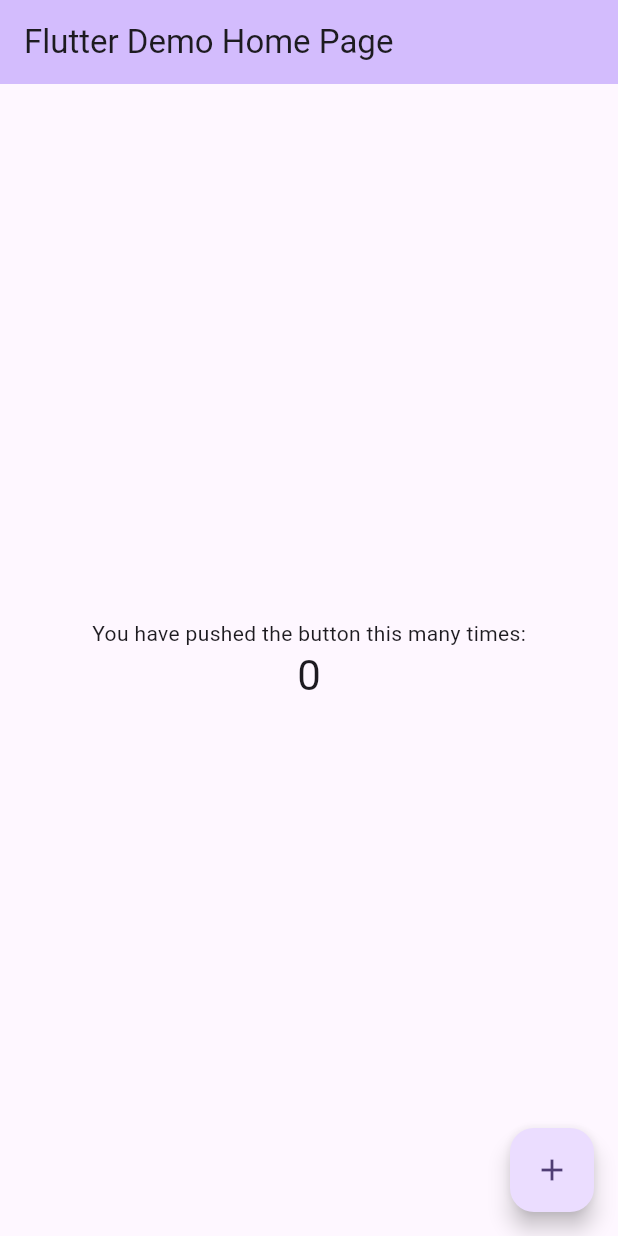
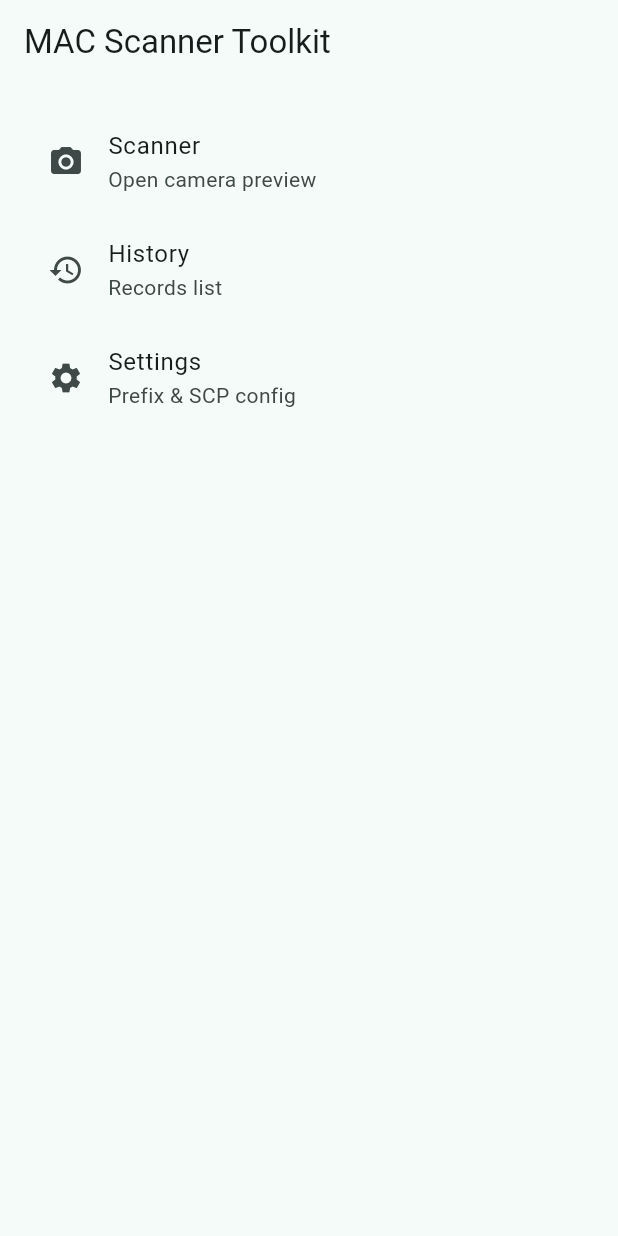
Before and after one commit to Li-Wei-Hsiao/Mobile-MacScanner, a Flutter app: the screen it shows after launch, on a phone screen of 412 x 824 dp. Run offline on Flutter 3.47's test engine with Material 3 defaults, Android fonts, the phone set to English and light mode, and no system bars; our stand-ins replace camera.

Commit message:
[framework, test]
1. Add permission for android and iOS.
2. Test camera function on android phone.

TODO: test for iOS platform.

```diff
--- a/MacScanner/lib/main.dart
+++ b/MacScanner/lib/main.dart
@@ -1,122 +1,192 @@
 import 'package:flutter/material.dart';
+import 'package:camera/camera.dart';
 
-void main() {
-  runApp(const MyApp());
+Future<void> main() async {
+  WidgetsFlutterBinding.ensureInitialized();
+  final cameras = await availableCameras();
+  runApp(MyApp(cameras: cameras));
 }
 
 class MyApp extends StatelessWidget {
-  const MyApp({super.key});
+  final List<CameraDescription> cameras;
+  const MyApp({super.key, required this.cameras});
 
-  // This widget is the root of your application.
   @override
   Widget build(BuildContext context) {
     return MaterialApp(
-      title: 'Flutter Demo',
-      theme: ThemeData(
-        // This is the theme of your application.
-        //
-        // TRY THIS: Try running your application with "flutter run". You'll see
-        // the application has a purple toolbar. Then, without quitting the app,
-        // try changing the seedColor in the colorScheme below to Colors.green
-        // and then invoke "hot reload" (save your changes or press the "hot
-        // reload" button in a Flutter-supported IDE, or press "r" if you used
-        // the command line to start the app).
-        //
-        // Notice that the counter didn't reset back to zero; the application
-        // state is not lost during the reload. To reset the state, use hot
-        // restart instead.
-        //
-        // This works for code too, not just values: Most code changes can be
-        // tested with just a hot reload.
-        colorScheme: ColorScheme.fromSeed(seedColor: Colors.deepPurple),
-      ),
-      home: const MyHomePage(title: 'Flutter Demo Home Page'),
+      title: 'MAC Scanner',
+      theme: ThemeData(useMaterial3: true, colorSchemeSeed: Colors.teal),
+      routes: {
+        '/': (_) => HomePage(cameras: cameras),
+        '/scanner': (_) => ScannerPage(cameras: cameras),
+        '/history': (_) => const HistoryPage(),
+        '/settings': (_) => const SettingsPage(),
+      },
+      initialRoute: '/',
     );
   }
 }
 
-class MyHomePage extends StatefulWidget {
-  const MyHomePage({super.key, required this.title});
-
-  // This widget is the home page of your application. It is stateful, meaning
-  // that it has a State object (defined below) that contains fields that affect
-  // how it looks.
-
-  // This class is the configuration for the state. It holds the values (in this
-  // case the title) provided by the parent (in this case the App widget) and
-  // used by the build method of the State. Fields in a Widget subclass are
-  // always marked "final".
-
-  final String title;
+class HomePage extends StatelessWidget {
+  final List<CameraDescription> cameras;
+  const HomePage({super.key, required this.cameras});
 
   @override
-  State<MyHomePage> createState() => _MyHomePageState();
+  Widget build(BuildContext context) {
+    return Scaffold(
+      appBar: AppBar(title: const Text('MAC Scanner Toolkit')),
+      body: ListView(
+        padding: const EdgeInsets.all(16),
+        children: [
+          ListTile(
+            leading: const Icon(Icons.camera_alt),
+            title: const Text('Scanner'),
+            subtitle: const Text('Open camera preview'),
+            onTap: () => Navigator.pushNamed(context, '/scanner'),
+          ),
+          ListTile(
+            leading: const Icon(Icons.history),
+            title: const Text('History'),
+            subtitle: const Text('Records list'),
+            onTap: () => Navigator.pushNamed(context, '/history'),
+          ),
+          ListTile(
+            leading: const Icon(Icons.settings),
+            title: const Text('Settings'),
+            subtitle: const Text('Prefix & SCP config'),
+            onTap: () => Navigator.pushNamed(context, '/settings'),
+          ),
+          if (cameras.isEmpty)
+            const Padding(
+              padding: EdgeInsets.only(top: 12),
+              child: Text(
+                'No cameras detected. Check permissions/hardware.',
+                style: TextStyle(color: Colors.red),
+              ),
+            ),
+        ],
+      ),
+    );
+  }
 }
 
-class _MyHomePageState extends State<MyHomePage> {
-  int _counter = 0;
+class ScannerPage extends StatefulWidget {
+  final List<CameraDescription> cameras;
+  const ScannerPage({super.key, required this.cameras});
 
-  void _incrementCounter() {
-    setState(() {
-      // This call to setState tells the Flutter framework that something has
-      // changed in this State, which causes it to rerun the build method below
-      // so that the display can reflect the updated values. If we changed
-      // _counter without calling setState(), then the build method would not be
-      // called again, and so nothing would appear to happen.
-      _counter++;
-    });
+  @override
+  State<ScannerPage> createState() => _ScannerPageState();
+}
+
+class _ScannerPageState extends State<ScannerPage> with WidgetsBindingObserver {
+  CameraController? _controller;
+  Future<void>? _initFuture;
+  CameraDescription? _selected;
+
+  @override
+  void initState() {
+    super.initState();
+    WidgetsBinding.instance.addObserver(this);
+    _selected = widget.cameras.isNotEmpty ? widget.cameras.first : null;
+    if (_selected != null) {
+      _initFuture = _initCamera(_selected!);
+    }
+  }
+
+  Future<void> _initCamera(CameraDescription cam) async {
+    await _controller?.dispose();
+    final controller = CameraController(
+      cam,
+      ResolutionPreset.medium,
+      enableAudio: false,
+    );
+    _controller = controller;
+    await controller.initialize();
+    if (!mounted) return;
+    setState(() {});
+  }
+
+  @override
+  void didChangeAppLifecycleState(AppLifecycleState state) {
+    final controller = _controller;
+    if (controller == null || !controller.value.isInitialized) return;
+    if (state == AppLifecycleState.inactive) {
+      controller.dispose();
+    } else if (state == AppLifecycleState.resumed && _selected != null) {
+      _initFuture = _initCamera(_selected!);
+    }
+  }
+
+  @override
+  void dispose() {
+    WidgetsBinding.instance.removeObserver(this);
+    _controller?.dispose();
+    super.dispose();
   }
 
   @override
   Widget build(BuildContext context) {
-    // This method is rerun every time setState is called, for instance as done
-    // by the _incrementCounter method above.
-    //
-    // The Flutter framework has been optimized to make rerunning build methods
-    // fast, so that you can just rebuild anything that needs updating rather
-    // than having to individually change instances of widgets.
+    final hasCam = _selected != null;
     return Scaffold(
-      appBar: AppBar(
-        // TRY THIS: Try changing the color here to a specific color (to
-        // Colors.amber, perhaps?) and trigger a hot reload to see the AppBar
-        // change color while the other colors stay the same.
-        backgroundColor: Theme.of(context).colorScheme.inversePrimary,
-        // Here we take the value from the MyHomePage object that was created by
-        // the App.build method, and use it to set our appbar title.
-        title: Text(widget.title),
-      ),
-      body: Center(
-        // Center is a layout widget. It takes a single child and positions it
-        // in the middle of the parent.
-        child: Column(
-          // Column is also a layout widget. It takes a list of children and
-          // arranges them vertically. By default, it sizes itself to fit its
-          // children horizontally, and tries to be as tall as its parent.
-          //
-          // Column has various properties to control how it sizes itself and
-          // how it positions its children. Here we use mainAxisAlignment to
-          // center the children vertically; the main axis here is the vertical
-          // axis because Columns are vertical (the cross axis would be
-          // horizontal).
-          //
-          // TRY THIS: Invoke "debug painting" (choose the "Toggle Debug Paint"
-          // action in the IDE, or press "p" in the console), to see the
-          // wireframe for each widget.
-          mainAxisAlignment: MainAxisAlignment.center,
-          children: <Widget>[
-            const Text('You have pushed the button this many times:'),
-            Text(
-              '$_counter',
-              style: Theme.of(context).textTheme.headlineMedium,
-            ),
-          ],
-        ),
-      ),
-      floatingActionButton: FloatingActionButton(
-        onPressed: _incrementCounter,
-        tooltip: 'Increment',
-        child: const Icon(Icons.add),
-      ), // This trailing comma makes auto-formatting nicer for build methods.
+      appBar: AppBar(title: const Text('Scanner (Preview)')),
+      body: hasCam
+          ? FutureBuilder(
+        future: _initFuture,
+        builder: (context, snapshot) {
+          if (snapshot.connectionState != ConnectionState.done) {
+            return const Center(child: CircularProgressIndicator());
+          }
+          if (_controller == null || !_controller!.value.isInitialized) {
+            return const Center(child: Text('Camera not initialized'));
+          }
+          return Stack(
+            fit: StackFit.expand,
+            children: [
+              CameraPreview(_controller!),
+              Align(
+                alignment: Alignment.bottomCenter,
+                child: Container(
+                  margin: const EdgeInsets.all(16),
+                  padding: const EdgeInsets.all(12),
+                  decoration: BoxDecoration(
+                    color: Colors.black54,
+                    borderRadius: BorderRadius.circular(8),
+                  ),
+                  child: const Text(
+                    'Point at 16-hex code; OCR to be added.',
+                    style: TextStyle(color: Colors.white),
+                  ),
+                ),
+              ),
+            ],
+          );
+        },
+      )
+          : const Center(child: Text('No camera available on this device.')),
     );
   }
 }
+
+class HistoryPage extends StatelessWidget {
+  const HistoryPage({super.key});
+
+  @override
+  Widget build(BuildContext context) {
+    return Scaffold(
+      appBar: AppBar(title: const Text('History')),
+      body: const Center(child: Text('History list goes here')),
+    );
+  }
+}
+
+class SettingsPage extends StatelessWidget {
+  const SettingsPage({super.key});
+
+  @override
+  Widget build(BuildContext context) {
+    return Scaffold(
+      appBar: AppBar(title: const Text('Settings')),
+      body: const Center(child: Text('Settings form goes here')),
+    );
+  }
+}
```
Also changed, not shown: 2 other files.
